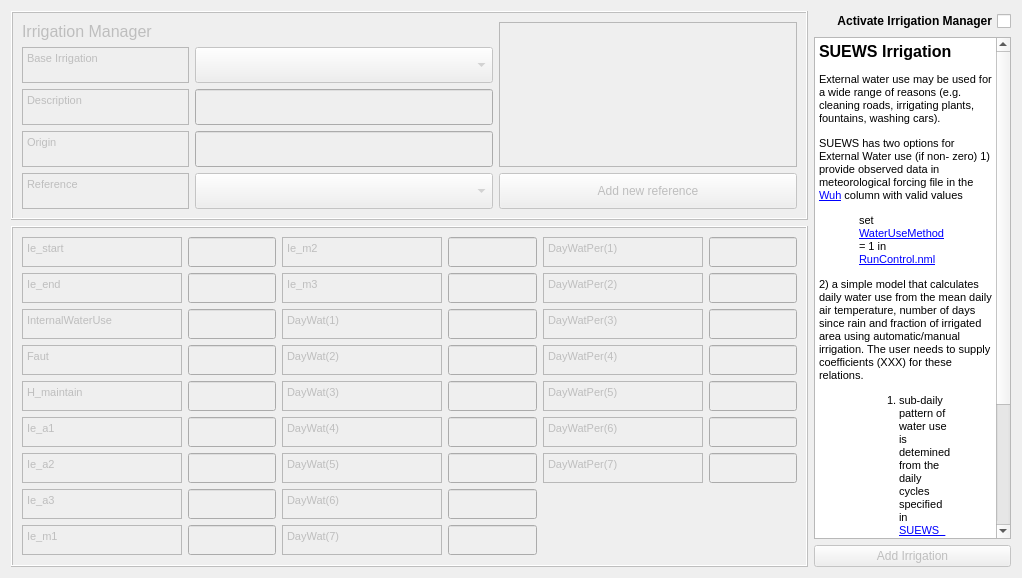
Qt form tabs/irrigation_tab.ui (gusbacos/suews_database_manager) before a commit.
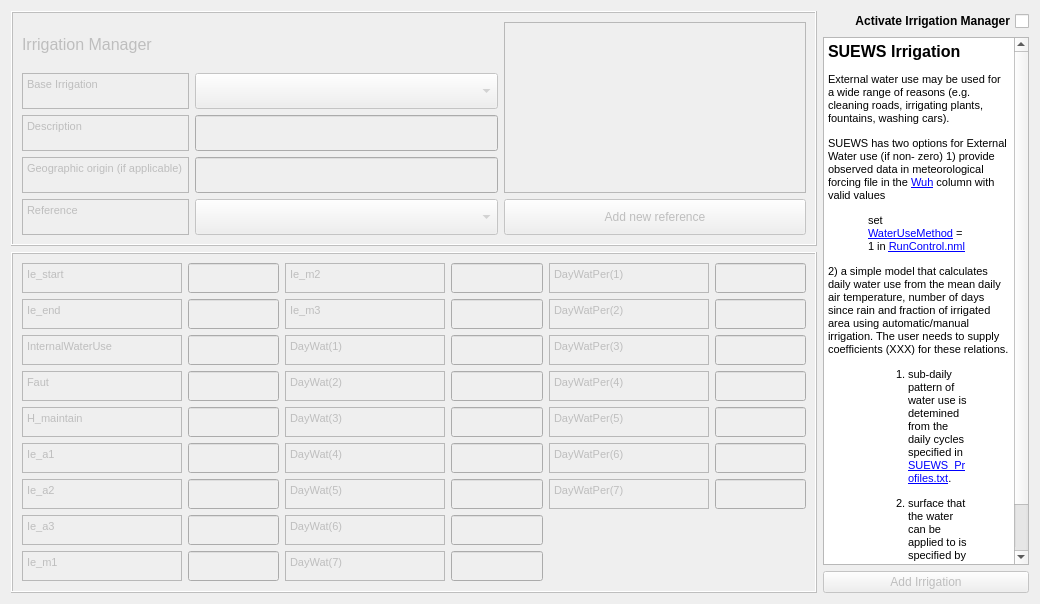
The same form after that commit. Custom widgets are drawn as their Qt base class.

The edit to the form file:
```diff
--- a/tabs/irrigation_tab.ui
+++ b/tabs/irrigation_tab.ui
@@ -6,8 +6,8 @@
    <rect>
     <x>0</x>
     <y>0</y>
-    <width>1022</width>
-    <height>574</height>
+    <width>1040</width>
+    <height>604</height>
    </rect>
   </property>
   <property name="sizePolicy">
@@ -89,7 +89,7 @@
          <string>&lt;!DOCTYPE HTML PUBLIC &quot;-//W3C//DTD HTML 4.0//EN&quot; &quot;http://www.w3.org/TR/REC-html40/strict.dtd&quot;&gt;
 &lt;html&gt;&lt;head&gt;&lt;meta name=&quot;qrichtext&quot; content=&quot;1&quot; /&gt;&lt;style type=&quot;text/css&quot;&gt;
 p, li { white-space: pre-wrap; }
-&lt;/style&gt;&lt;/head&gt;&lt;body style=&quot; font-family:'MS Shell Dlg 2'; font-size:8.25pt; font-weight:400; font-style:normal;&quot;&gt;
+&lt;/style&gt;&lt;/head&gt;&lt;body style=&quot; font-family:'MS Shell Dlg 2'; font-size:7.8pt; font-weight:400; font-style:normal;&quot;&gt;
 &lt;p style=&quot; margin-top:0px; margin-bottom:0px; margin-left:0px; margin-right:0px; -qt-block-indent:0; text-indent:0px;&quot;&gt;&lt;span style=&quot; font-size:8pt;&quot;&gt;Base Irrigation&lt;/span&gt;&lt;/p&gt;&lt;/body&gt;&lt;/html&gt;</string>
         </property>
        </widget>
@@ -134,7 +134,7 @@
          <string>&lt;!DOCTYPE HTML PUBLIC &quot;-//W3C//DTD HTML 4.0//EN&quot; &quot;http://www.w3.org/TR/REC-html40/strict.dtd&quot;&gt;
 &lt;html&gt;&lt;head&gt;&lt;meta name=&quot;qrichtext&quot; content=&quot;1&quot; /&gt;&lt;style type=&quot;text/css&quot;&gt;
 p, li { white-space: pre-wrap; }
-&lt;/style&gt;&lt;/head&gt;&lt;body style=&quot; font-family:'MS Shell Dlg 2'; font-size:8.25pt; font-weight:400; font-style:normal;&quot;&gt;
+&lt;/style&gt;&lt;/head&gt;&lt;body style=&quot; font-family:'MS Shell Dlg 2'; font-size:7.8pt; font-weight:400; font-style:normal;&quot;&gt;
 &lt;p style=&quot; margin-top:0px; margin-bottom:0px; margin-left:0px; margin-right:0px; -qt-block-indent:0; text-indent:0px;&quot;&gt;&lt;span style=&quot; font-size:8pt;&quot;&gt;Description&lt;/span&gt;&lt;/p&gt;&lt;/body&gt;&lt;/html&gt;</string>
         </property>
        </widget>
@@ -179,8 +179,8 @@
          <string>&lt;!DOCTYPE HTML PUBLIC &quot;-//W3C//DTD HTML 4.0//EN&quot; &quot;http://www.w3.org/TR/REC-html40/strict.dtd&quot;&gt;
 &lt;html&gt;&lt;head&gt;&lt;meta name=&quot;qrichtext&quot; content=&quot;1&quot; /&gt;&lt;style type=&quot;text/css&quot;&gt;
 p, li { white-space: pre-wrap; }
-&lt;/style&gt;&lt;/head&gt;&lt;body style=&quot; font-family:'MS Shell Dlg 2'; font-size:8.25pt; font-weight:400; font-style:normal;&quot;&gt;
-&lt;p style=&quot; margin-top:0px; margin-bottom:0px; margin-left:0px; margin-right:0px; -qt-block-indent:0; text-indent:0px;&quot;&gt;&lt;span style=&quot; font-size:8pt;&quot;&gt;Origin&lt;/span&gt;&lt;/p&gt;&lt;/body&gt;&lt;/html&gt;</string>
+&lt;/style&gt;&lt;/head&gt;&lt;body style=&quot; font-family:'MS Shell Dlg 2'; font-size:7.8pt; font-weight:400; font-style:normal;&quot;&gt;
+&lt;p style=&quot; margin-top:0px; margin-bottom:0px; margin-left:0px; margin-right:0px; -qt-block-indent:0; text-indent:0px;&quot;&gt;&lt;span style=&quot; font-size:8pt;&quot;&gt;Geographic origin (if applicable)&lt;/span&gt;&lt;/p&gt;&lt;/body&gt;&lt;/html&gt;</string>
         </property>
        </widget>
       </item>
@@ -221,7 +221,7 @@
          <string>&lt;!DOCTYPE HTML PUBLIC &quot;-//W3C//DTD HTML 4.0//EN&quot; &quot;http://www.w3.org/TR/REC-html40/strict.dtd&quot;&gt;
 &lt;html&gt;&lt;head&gt;&lt;meta name=&quot;qrichtext&quot; content=&quot;1&quot; /&gt;&lt;style type=&quot;text/css&quot;&gt;
 p, li { white-space: pre-wrap; }
-&lt;/style&gt;&lt;/head&gt;&lt;body style=&quot; font-family:'MS Shell Dlg 2'; font-size:8.25pt; font-weight:400; font-style:normal;&quot;&gt;
+&lt;/style&gt;&lt;/head&gt;&lt;body style=&quot; font-family:'MS Shell Dlg 2'; font-size:7.8pt; font-weight:400; font-style:normal;&quot;&gt;
 &lt;p style=&quot; margin-top:0px; margin-bottom:0px; margin-left:0px; margin-right:0px; -qt-block-indent:0; text-indent:0px;&quot;&gt;&lt;span style=&quot; font-size:8pt;&quot;&gt;Reference&lt;/span&gt;&lt;/p&gt;&lt;/body&gt;&lt;/html&gt;</string>
         </property>
        </widget>
@@ -304,7 +304,7 @@
       <string>&lt;!DOCTYPE HTML PUBLIC &quot;-//W3C//DTD HTML 4.0//EN&quot; &quot;http://www.w3.org/TR/REC-html40/strict.dtd&quot;&gt;
 &lt;html&gt;&lt;head&gt;&lt;meta name=&quot;qrichtext&quot; content=&quot;1&quot; /&gt;&lt;style type=&quot;text/css&quot;&gt;
 p, li { white-space: pre-wrap; }
-&lt;/style&gt;&lt;/head&gt;&lt;body style=&quot; font-family:'MS Shell Dlg 2'; font-size:8.25pt; font-weight:400; font-style:normal;&quot;&gt;
+&lt;/style&gt;&lt;/head&gt;&lt;body style=&quot; font-family:'MS Shell Dlg 2'; font-size:7.8pt; font-weight:400; font-style:normal;&quot;&gt;
 &lt;p style=&quot; margin-top:12px; margin-bottom:12px; margin-left:0px; margin-right:0px; -qt-block-indent:0; text-indent:0px;&quot;&gt;&lt;span style=&quot; font-size:12pt; font-weight:600;&quot;&gt;SUEWS Irrigation&lt;/span&gt;&lt;/p&gt;
 &lt;p style=&quot; margin-top:12px; margin-bottom:12px; margin-left:0px; margin-right:0px; -qt-block-indent:0; text-indent:0px;&quot;&gt;&lt;span style=&quot; font-size:8pt;&quot;&gt;External water use may be used for a wide range of reasons (e.g. cleaning roads, irrigating plants, fountains, washing cars).&lt;/span&gt;&lt;/p&gt;
 &lt;p style=&quot; margin-top:12px; margin-bottom:12px; margin-left:0px; margin-right:0px; -qt-block-indent:0; text-indent:0px;&quot;&gt;&lt;span style=&quot; font-size:8pt;&quot;&gt;SUEWS has two options for External Water use (if non- zero) 1) provide observed data in meteorological forcing file in the &lt;/span&gt;&lt;a href=&quot;https://suews.readthedocs.io/en/latest/input_files/SUEWS_SiteInfo/Input_Options.html#cmdoption-arg-Wuh&quot;&gt;&lt;span style=&quot; font-family:'Courier New'; font-size:8pt; text-decoration: underline; color:#0000ff;&quot;&gt;Wuh&lt;/span&gt;&lt;/a&gt;&lt;span style=&quot; font-size:8pt;&quot;&gt; column with valid values&lt;/span&gt;&lt;/p&gt;
@@ -417,7 +417,7 @@
             <string>&lt;!DOCTYPE HTML PUBLIC &quot;-//W3C//DTD HTML 4.0//EN&quot; &quot;http://www.w3.org/TR/REC-html40/strict.dtd&quot;&gt;
 &lt;html&gt;&lt;head&gt;&lt;meta name=&quot;qrichtext&quot; content=&quot;1&quot; /&gt;&lt;style type=&quot;text/css&quot;&gt;
 p, li { white-space: pre-wrap; }
-&lt;/style&gt;&lt;/head&gt;&lt;body style=&quot; font-family:'MS Shell Dlg 2'; font-size:8.25pt; font-weight:400; font-style:normal;&quot;&gt;
+&lt;/style&gt;&lt;/head&gt;&lt;body style=&quot; font-family:'MS Shell Dlg 2'; font-size:7.8pt; font-weight:400; font-style:normal;&quot;&gt;
 &lt;p style=&quot; margin-top:12px; margin-bottom:12px; margin-left:0px; margin-right:0px; -qt-block-indent:0; text-indent:0px;&quot;&gt;&lt;span style=&quot; font-size:8pt;&quot;&gt;DayWatPer(3)&lt;/span&gt;&lt;/p&gt;&lt;/body&gt;&lt;/html&gt;</string>
            </property>
           </widget>
@@ -523,7 +523,7 @@
             <string>&lt;!DOCTYPE HTML PUBLIC &quot;-//W3C//DTD HTML 4.0//EN&quot; &quot;http://www.w3.org/TR/REC-html40/strict.dtd&quot;&gt;
 &lt;html&gt;&lt;head&gt;&lt;meta name=&quot;qrichtext&quot; content=&quot;1&quot; /&gt;&lt;style type=&quot;text/css&quot;&gt;
 p, li { white-space: pre-wrap; }
-&lt;/style&gt;&lt;/head&gt;&lt;body style=&quot; font-family:'MS Shell Dlg 2'; font-size:8.25pt; font-weight:400; font-style:normal;&quot;&gt;
+&lt;/style&gt;&lt;/head&gt;&lt;body style=&quot; font-family:'MS Shell Dlg 2'; font-size:7.8pt; font-weight:400; font-style:normal;&quot;&gt;
 &lt;p style=&quot; margin-top:12px; margin-bottom:12px; margin-left:0px; margin-right:0px; -qt-block-indent:0; text-indent:0px;&quot;&gt;&lt;span style=&quot; font-size:8pt;&quot;&gt;DayWatPer(2)&lt;/span&gt;&lt;/p&gt;&lt;/body&gt;&lt;/html&gt;</string>
            </property>
           </widget>
@@ -555,7 +555,7 @@
             <string>&lt;!DOCTYPE HTML PUBLIC &quot;-//W3C//DTD HTML 4.0//EN&quot; &quot;http://www.w3.org/TR/REC-html40/strict.dtd&quot;&gt;
 &lt;html&gt;&lt;head&gt;&lt;meta name=&quot;qrichtext&quot; content=&quot;1&quot; /&gt;&lt;style type=&quot;text/css&quot;&gt;
 p, li { white-space: pre-wrap; }
-&lt;/style&gt;&lt;/head&gt;&lt;body style=&quot; font-family:'MS Shell Dlg 2'; font-size:8.25pt; font-weight:400; font-style:normal;&quot;&gt;
+&lt;/style&gt;&lt;/head&gt;&lt;body style=&quot; font-family:'MS Shell Dlg 2'; font-size:7.8pt; font-weight:400; font-style:normal;&quot;&gt;
 &lt;p style=&quot; margin-top:0px; margin-bottom:0px; margin-left:0px; margin-right:0px; -qt-block-indent:0; text-indent:0px;&quot;&gt;&lt;span style=&quot; font-size:8pt;&quot;&gt;InternalWaterUse&lt;/span&gt;&lt;/p&gt;&lt;/body&gt;&lt;/html&gt;</string>
            </property>
           </widget>
@@ -635,7 +635,7 @@
             <string>&lt;!DOCTYPE HTML PUBLIC &quot;-//W3C//DTD HTML 4.0//EN&quot; &quot;http://www.w3.org/TR/REC-html40/strict.dtd&quot;&gt;
 &lt;html&gt;&lt;head&gt;&lt;meta name=&quot;qrichtext&quot; content=&quot;1&quot; /&gt;&lt;style type=&quot;text/css&quot;&gt;
 p, li { white-space: pre-wrap; }
-&lt;/style&gt;&lt;/head&gt;&lt;body style=&quot; font-family:'MS Shell Dlg 2'; font-size:8.25pt; font-weight:400; font-style:normal;&quot;&gt;
+&lt;/style&gt;&lt;/head&gt;&lt;body style=&quot; font-family:'MS Shell Dlg 2'; font-size:7.8pt; font-weight:400; font-style:normal;&quot;&gt;
 &lt;p style=&quot; margin-top:0px; margin-bottom:0px; margin-left:0px; margin-right:0px; -qt-block-indent:0; text-indent:0px;&quot;&gt;&lt;span style=&quot; font-size:8pt;&quot;&gt;DayWat(1)&lt;/span&gt;&lt;/p&gt;&lt;/body&gt;&lt;/html&gt;</string>
            </property>
           </widget>
@@ -667,7 +667,7 @@
             <string>&lt;!DOCTYPE HTML PUBLIC &quot;-//W3C//DTD HTML 4.0//EN&quot; &quot;http://www.w3.org/TR/REC-html40/strict.dtd&quot;&gt;
 &lt;html&gt;&lt;head&gt;&lt;meta name=&quot;qrichtext&quot; content=&quot;1&quot; /&gt;&lt;style type=&quot;text/css&quot;&gt;
 p, li { white-space: pre-wrap; }
-&lt;/style&gt;&lt;/head&gt;&lt;body style=&quot; font-family:'MS Shell Dlg 2'; font-size:8.25pt; font-weight:400; font-style:normal;&quot;&gt;
+&lt;/style&gt;&lt;/head&gt;&lt;body style=&quot; font-family:'MS Shell Dlg 2'; font-size:7.8pt; font-weight:400; font-style:normal;&quot;&gt;
 &lt;p style=&quot; margin-top:0px; margin-bottom:0px; margin-left:0px; margin-right:0px; -qt-block-indent:0; text-indent:0px;&quot;&gt;&lt;span style=&quot; font-size:8pt;&quot;&gt;Ie_m3&lt;/span&gt;&lt;/p&gt;&lt;/body&gt;&lt;/html&gt;</string>
            </property>
           </widget>
@@ -725,7 +725,7 @@
             <string>&lt;!DOCTYPE HTML PUBLIC &quot;-//W3C//DTD HTML 4.0//EN&quot; &quot;http://www.w3.org/TR/REC-html40/strict.dtd&quot;&gt;
 &lt;html&gt;&lt;head&gt;&lt;meta name=&quot;qrichtext&quot; content=&quot;1&quot; /&gt;&lt;style type=&quot;text/css&quot;&gt;
 p, li { white-space: pre-wrap; }
-&lt;/style&gt;&lt;/head&gt;&lt;body style=&quot; font-family:'MS Shell Dlg 2'; font-size:8.25pt; font-weight:400; font-style:normal;&quot;&gt;
+&lt;/style&gt;&lt;/head&gt;&lt;body style=&quot; font-family:'MS Shell Dlg 2'; font-size:7.8pt; font-weight:400; font-style:normal;&quot;&gt;
 &lt;p style=&quot; margin-top:12px; margin-bottom:12px; margin-left:0px; margin-right:0px; -qt-block-indent:0; text-indent:0px;&quot;&gt;&lt;span style=&quot; font-size:8pt;&quot;&gt;DayWatPer(6)&lt;/span&gt;&lt;/p&gt;&lt;/body&gt;&lt;/html&gt;</string>
            </property>
           </widget>
@@ -757,7 +757,7 @@
             <string>&lt;!DOCTYPE HTML PUBLIC &quot;-//W3C//DTD HTML 4.0//EN&quot; &quot;http://www.w3.org/TR/REC-html40/strict.dtd&quot;&gt;
 &lt;html&gt;&lt;head&gt;&lt;meta name=&quot;qrichtext&quot; content=&quot;1&quot; /&gt;&lt;style type=&quot;text/css&quot;&gt;
 p, li { white-space: pre-wrap; }
-&lt;/style&gt;&lt;/head&gt;&lt;body style=&quot; font-family:'MS Shell Dlg 2'; font-size:8.25pt; font-weight:400; font-style:normal;&quot;&gt;
+&lt;/style&gt;&lt;/head&gt;&lt;body style=&quot; font-family:'MS Shell Dlg 2'; font-size:7.8pt; font-weight:400; font-style:normal;&quot;&gt;
 &lt;p style=&quot; margin-top:12px; margin-bottom:12px; margin-left:0px; margin-right:0px; -qt-block-indent:0; text-indent:0px;&quot;&gt;&lt;span style=&quot; font-size:8pt;&quot;&gt;DayWatPer(7)&lt;/span&gt;&lt;/p&gt;&lt;/body&gt;&lt;/html&gt;</string>
            </property>
           </widget>
@@ -789,7 +789,7 @@
             <string>&lt;!DOCTYPE HTML PUBLIC &quot;-//W3C//DTD HTML 4.0//EN&quot; &quot;http://www.w3.org/TR/REC-html40/strict.dtd&quot;&gt;
 &lt;html&gt;&lt;head&gt;&lt;meta name=&quot;qrichtext&quot; content=&quot;1&quot; /&gt;&lt;style type=&quot;text/css&quot;&gt;
 p, li { white-space: pre-wrap; }
-&lt;/style&gt;&lt;/head&gt;&lt;body style=&quot; font-family:'MS Shell Dlg 2'; font-size:8.25pt; font-weight:400; font-style:normal;&quot;&gt;
+&lt;/style&gt;&lt;/head&gt;&lt;body style=&quot; font-family:'MS Shell Dlg 2'; font-size:7.8pt; font-weight:400; font-style:normal;&quot;&gt;
 &lt;p style=&quot; margin-top:0px; margin-bottom:0px; margin-left:0px; margin-right:0px; -qt-block-indent:0; text-indent:0px;&quot;&gt;&lt;span style=&quot; font-size:8pt;&quot;&gt;DayWat(3)&lt;/span&gt;&lt;/p&gt;&lt;/body&gt;&lt;/html&gt;</string>
            </property>
           </widget>
@@ -821,7 +821,7 @@
             <string>&lt;!DOCTYPE HTML PUBLIC &quot;-//W3C//DTD HTML 4.0//EN&quot; &quot;http://www.w3.org/TR/REC-html40/strict.dtd&quot;&gt;
 &lt;html&gt;&lt;head&gt;&lt;meta name=&quot;qrichtext&quot; content=&quot;1&quot; /&gt;&lt;style type=&quot;text/css&quot;&gt;
 p, li { white-space: pre-wrap; }
-&lt;/style&gt;&lt;/head&gt;&lt;body style=&quot; font-family:'MS Shell Dlg 2'; font-size:8.25pt; font-weight:400; font-style:normal;&quot;&gt;
+&lt;/style&gt;&lt;/head&gt;&lt;body style=&quot; font-family:'MS Shell Dlg 2'; font-size:7.8pt; font-weight:400; font-style:normal;&quot;&gt;
 &lt;p style=&quot; margin-top:0px; margin-bottom:0px; margin-left:0px; margin-right:0px; -qt-block-indent:0; text-indent:0px;&quot;&gt;&lt;span style=&quot; font-size:8pt;&quot;&gt;Faut&lt;/span&gt;&lt;/p&gt;&lt;/body&gt;&lt;/html&gt;</string>
            </property>
           </widget>
@@ -901,7 +901,7 @@
             <string>&lt;!DOCTYPE HTML PUBLIC &quot;-//W3C//DTD HTML 4.0//EN&quot; &quot;http://www.w3.org/TR/REC-html40/strict.dtd&quot;&gt;
 &lt;html&gt;&lt;head&gt;&lt;meta name=&quot;qrichtext&quot; content=&quot;1&quot; /&gt;&lt;style type=&quot;text/css&quot;&gt;
 p, li { white-space: pre-wrap; }
-&lt;/style&gt;&lt;/head&gt;&lt;body style=&quot; font-family:'MS Shell Dlg 2'; font-size:8.25pt; font-weight:400; font-style:normal;&quot;&gt;
+&lt;/style&gt;&lt;/head&gt;&lt;body style=&quot; font-family:'MS Shell Dlg 2'; font-size:7.8pt; font-weight:400; font-style:normal;&quot;&gt;
 &lt;p style=&quot; margin-top:0px; margin-bottom:0px; margin-left:0px; margin-right:0px; -qt-block-indent:0; text-indent:0px;&quot;&gt;&lt;span style=&quot; font-size:8pt;&quot;&gt;Ie_a3&lt;/span&gt;&lt;/p&gt;&lt;/body&gt;&lt;/html&gt;</string>
            </property>
           </widget>
@@ -959,7 +959,7 @@
             <string>&lt;!DOCTYPE HTML PUBLIC &quot;-//W3C//DTD HTML 4.0//EN&quot; &quot;http://www.w3.org/TR/REC-html40/strict.dtd&quot;&gt;
 &lt;html&gt;&lt;head&gt;&lt;meta name=&quot;qrichtext&quot; content=&quot;1&quot; /&gt;&lt;style type=&quot;text/css&quot;&gt;
 p, li { white-space: pre-wrap; }
-&lt;/style&gt;&lt;/head&gt;&lt;body style=&quot; font-family:'MS Shell Dlg 2'; font-size:8.25pt; font-weight:400; font-style:normal;&quot;&gt;
+&lt;/style&gt;&lt;/head&gt;&lt;body style=&quot; font-family:'MS Shell Dlg 2'; font-size:7.8pt; font-weight:400; font-style:normal;&quot;&gt;
 &lt;p style=&quot; margin-top:12px; margin-bottom:12px; margin-left:0px; margin-right:0px; -qt-block-indent:0; text-indent:0px;&quot;&gt;&lt;span style=&quot; font-size:8pt;&quot;&gt;DayWatPer(5)&lt;/span&gt;&lt;/p&gt;&lt;/body&gt;&lt;/html&gt;</string>
            </property>
           </widget>
@@ -991,7 +991,7 @@
             <string>&lt;!DOCTYPE HTML PUBLIC &quot;-//W3C//DTD HTML 4.0//EN&quot; &quot;http://www.w3.org/TR/REC-html40/strict.dtd&quot;&gt;
 &lt;html&gt;&lt;head&gt;&lt;meta name=&quot;qrichtext&quot; content=&quot;1&quot; /&gt;&lt;style type=&quot;text/css&quot;&gt;
 p, li { white-space: pre-wrap; }
-&lt;/style&gt;&lt;/head&gt;&lt;body style=&quot; font-family:'MS Shell Dlg 2'; font-size:8.25pt; font-weight:400; font-style:normal;&quot;&gt;
+&lt;/style&gt;&lt;/head&gt;&lt;body style=&quot; font-family:'MS Shell Dlg 2'; font-size:7.8pt; font-weight:400; font-style:normal;&quot;&gt;
 &lt;p style=&quot; margin-top:0px; margin-bottom:0px; margin-left:0px; margin-right:0px; -qt-block-indent:0; text-indent:0px;&quot;&gt;&lt;span style=&quot; font-size:8pt;&quot;&gt;DayWat(4)&lt;/span&gt;&lt;/p&gt;&lt;/body&gt;&lt;/html&gt;</string>
            </property>
           </widget>
@@ -1143,7 +1143,7 @@
             <string>&lt;!DOCTYPE HTML PUBLIC &quot;-//W3C//DTD HTML 4.0//EN&quot; &quot;http://www.w3.org/TR/REC-html40/strict.dtd&quot;&gt;
 &lt;html&gt;&lt;head&gt;&lt;meta name=&quot;qrichtext&quot; content=&quot;1&quot; /&gt;&lt;style type=&quot;text/css&quot;&gt;
 p, li { white-space: pre-wrap; }
-&lt;/style&gt;&lt;/head&gt;&lt;body style=&quot; font-family:'MS Shell Dlg 2'; font-size:8.25pt; font-weight:400; font-style:normal;&quot;&gt;
+&lt;/style&gt;&lt;/head&gt;&lt;body style=&quot; font-family:'MS Shell Dlg 2'; font-size:7.8pt; font-weight:400; font-style:normal;&quot;&gt;
 &lt;p style=&quot; margin-top:12px; margin-bottom:12px; margin-left:0px; margin-right:0px; -qt-block-indent:0; text-indent:0px;&quot;&gt;&lt;span style=&quot; font-size:8pt;&quot;&gt;DayWatPer(4)&lt;/span&gt;&lt;/p&gt;&lt;/body&gt;&lt;/html&gt;</string>
            </property>
           </widget>
@@ -1197,7 +1197,7 @@
             <string>&lt;!DOCTYPE HTML PUBLIC &quot;-//W3C//DTD HTML 4.0//EN&quot; &quot;http://www.w3.org/TR/REC-html40/strict.dtd&quot;&gt;
 &lt;html&gt;&lt;head&gt;&lt;meta name=&quot;qrichtext&quot; content=&quot;1&quot; /&gt;&lt;style type=&quot;text/css&quot;&gt;
 p, li { white-space: pre-wrap; }
-&lt;/style&gt;&lt;/head&gt;&lt;body style=&quot; font-family:'MS Shell Dlg 2'; font-size:8.25pt; font-weight:400; font-style:normal;&quot;&gt;
+&lt;/style&gt;&lt;/head&gt;&lt;body style=&quot; font-family:'MS Shell Dlg 2'; font-size:7.8pt; font-weight:400; font-style:normal;&quot;&gt;
 &lt;p style=&quot; margin-top:0px; margin-bottom:0px; margin-left:0px; margin-right:0px; -qt-block-indent:0; text-indent:0px;&quot;&gt;&lt;span style=&quot; font-size:8pt;&quot;&gt;H_maintain&lt;/span&gt;&lt;/p&gt;&lt;/body&gt;&lt;/html&gt;</string>
            </property>
           </widget>
@@ -1273,7 +1273,7 @@
             <string>&lt;!DOCTYPE HTML PUBLIC &quot;-//W3C//DTD HTML 4.0//EN&quot; &quot;http://www.w3.org/TR/REC-html40/strict.dtd&quot;&gt;
 &lt;html&gt;&lt;head&gt;&lt;meta name=&quot;qrichtext&quot; content=&quot;1&quot; /&gt;&lt;style type=&quot;text/css&quot;&gt;
 p, li { white-space: pre-wrap; }
-&lt;/style&gt;&lt;/head&gt;&lt;body style=&quot; font-family:'MS Shell Dlg 2'; font-size:8.25pt; font-weight:400; font-style:normal;&quot;&gt;
+&lt;/style&gt;&lt;/head&gt;&lt;body style=&quot; font-family:'MS Shell Dlg 2'; font-size:7.8pt; font-weight:400; font-style:normal;&quot;&gt;
 &lt;p style=&quot; margin-top:0px; margin-bottom:0px; margin-left:0px; margin-right:0px; -qt-block-indent:0; text-indent:0px;&quot;&gt;&lt;span style=&quot; font-size:8pt;&quot;&gt;Ie_a1&lt;/span&gt;&lt;/p&gt;&lt;/body&gt;&lt;/html&gt;</string>
            </property>
           </widget>
@@ -1305,7 +1305,7 @@
             <string>&lt;!DOCTYPE HTML PUBLIC &quot;-//W3C//DTD HTML 4.0//EN&quot; &quot;http://www.w3.org/TR/REC-html40/strict.dtd&quot;&gt;
 &lt;html&gt;&lt;head&gt;&lt;meta name=&quot;qrichtext&quot; content=&quot;1&quot; /&gt;&lt;style type=&quot;text/css&quot;&gt;
 p, li { white-space: pre-wrap; }
-&lt;/style&gt;&lt;/head&gt;&lt;body style=&quot; font-family:'MS Shell Dlg 2'; font-size:8.25pt; font-weight:400; font-style:normal;&quot;&gt;
+&lt;/style&gt;&lt;/head&gt;&lt;body style=&quot; font-family:'MS Shell Dlg 2'; font-size:7.8pt; font-weight:400; font-style:normal;&quot;&gt;
 &lt;p style=&quot; margin-top:0px; margin-bottom:0px; margin-left:0px; margin-right:0px; -qt-block-indent:0; text-indent:0px;&quot;&gt;&lt;span style=&quot; font-size:8pt;&quot;&gt;Ie_a2&lt;/span&gt;&lt;/p&gt;&lt;/body&gt;&lt;/html&gt;</string>
            </property>
           </widget>
@@ -1337,7 +1337,7 @@
             <string>&lt;!DOCTYPE HTML PUBLIC &quot;-//W3C//DTD HTML 4.0//EN&quot; &quot;http://www.w3.org/TR/REC-html40/strict.dtd&quot;&gt;
 &lt;html&gt;&lt;head&gt;&lt;meta name=&quot;qrichtext&quot; content=&quot;1&quot; /&gt;&lt;style type=&quot;text/css&quot;&gt;
 p, li { white-space: pre-wrap; }
-&lt;/style&gt;&lt;/head&gt;&lt;body style=&quot; font-family:'MS Shell Dlg 2'; font-size:8.25pt; font-weight:400; font-style:normal;&quot;&gt;
+&lt;/style&gt;&lt;/head&gt;&lt;body style=&quot; font-family:'MS Shell Dlg 2'; font-size:7.8pt; font-weight:400; font-style:normal;&quot;&gt;
 &lt;p style=&quot; margin-top:0px; margin-bottom:0px; margin-left:0px; margin-right:0px; -qt-block-indent:0; text-indent:0px;&quot;&gt;&lt;span style=&quot; font-size:8pt;&quot;&gt;DayWat(5)&lt;/span&gt;&lt;/p&gt;&lt;/body&gt;&lt;/html&gt;</string>
            </property>
           </widget>
@@ -1369,7 +1369,7 @@
             <string>&lt;!DOCTYPE HTML PUBLIC &quot;-//W3C//DTD HTML 4.0//EN&quot; &quot;http://www.w3.org/TR/REC-html40/strict.dtd&quot;&gt;
 &lt;html&gt;&lt;head&gt;&lt;meta name=&quot;qrichtext&quot; content=&quot;1&quot; /&gt;&lt;style type=&quot;text/css&quot;&gt;
 p, li { white-space: pre-wrap; }
-&lt;/style&gt;&lt;/head&gt;&lt;body style=&quot; font-family:'MS Shell Dlg 2'; font-size:8.25pt; font-weight:400; font-style:normal;&quot;&gt;
+&lt;/style&gt;&lt;/head&gt;&lt;body style=&quot; font-family:'MS Shell Dlg 2'; font-size:7.8pt; font-weight:400; font-style:normal;&quot;&gt;
 &lt;p style=&quot; margin-top:0px; margin-bottom:0px; margin-left:0px; margin-right:0px; -qt-block-indent:0; text-indent:0px;&quot;&gt;&lt;span style=&quot; font-size:8pt;&quot;&gt;DayWat(2)&lt;/span&gt;&lt;/p&gt;&lt;/body&gt;&lt;/html&gt;</string>
            </property>
           </widget>
@@ -1401,7 +1401,7 @@
             <string>&lt;!DOCTYPE HTML PUBLIC &quot;-//W3C//DTD HTML 4.0//EN&quot; &quot;http://www.w3.org/TR/REC-html40/strict.dtd&quot;&gt;
 &lt;html&gt;&lt;head&gt;&lt;meta name=&quot;qrichtext&quot; content=&quot;1&quot; /&gt;&lt;style type=&quot;text/css&quot;&gt;
 p, li { white-space: pre-wrap; }
-&lt;/style&gt;&lt;/head&gt;&lt;body style=&quot; font-family:'MS Shell Dlg 2'; font-size:8.25pt; font-weight:400; font-style:normal;&quot;&gt;
+&lt;/style&gt;&lt;/head&gt;&lt;body style=&quot; font-family:'MS Shell Dlg 2'; font-size:7.8pt; font-weight:400; font-style:normal;&quot;&gt;
 &lt;p style=&quot; margin-top:0px; margin-bottom:0px; margin-left:0px; margin-right:0px; -qt-block-indent:0; text-indent:0px;&quot;&gt;&lt;span style=&quot; font-size:8pt;&quot;&gt;DayWat(7)&lt;/span&gt;&lt;/p&gt;&lt;/body&gt;&lt;/html&gt;</string>
            </property>
           </widget>
@@ -1499,7 +1499,7 @@
             <string>&lt;!DOCTYPE HTML PUBLIC &quot;-//W3C//DTD HTML 4.0//EN&quot; &quot;http://www.w3.org/TR/REC-html40/strict.dtd&quot;&gt;
 &lt;html&gt;&lt;head&gt;&lt;meta name=&quot;qrichtext&quot; content=&quot;1&quot; /&gt;&lt;style type=&quot;text/css&quot;&gt;
 p, li { white-space: pre-wrap; }
-&lt;/style&gt;&lt;/head&gt;&lt;body style=&quot; font-family:'MS Shell Dlg 2'; font-size:8.25pt; font-weight:400; font-style:normal;&quot;&gt;
+&lt;/style&gt;&lt;/head&gt;&lt;body style=&quot; font-family:'MS Shell Dlg 2'; font-size:7.8pt; font-weight:400; font-style:normal;&quot;&gt;
 &lt;p style=&quot; margin-top:0px; margin-bottom:0px; margin-left:0px; margin-right:0px; -qt-block-indent:0; text-indent:0px;&quot;&gt;&lt;span style=&quot; font-size:8pt;&quot;&gt;Ie_m1&lt;/span&gt;&lt;/p&gt;&lt;/body&gt;&lt;/html&gt;</string>
            </property>
           </widget>
@@ -1557,7 +1557,7 @@
             <string>&lt;!DOCTYPE HTML PUBLIC &quot;-//W3C//DTD HTML 4.0//EN&quot; &quot;http://www.w3.org/TR/REC-html40/strict.dtd&quot;&gt;
 &lt;html&gt;&lt;head&gt;&lt;meta name=&quot;qrichtext&quot; content=&quot;1&quot; /&gt;&lt;style type=&quot;text/css&quot;&gt;
 p, li { white-space: pre-wrap; }
-&lt;/style&gt;&lt;/head&gt;&lt;body style=&quot; font-family:'MS Shell Dlg 2'; font-size:8.25pt; font-weight:400; font-style:normal;&quot;&gt;
+&lt;/style&gt;&lt;/head&gt;&lt;body style=&quot; font-family:'MS Shell Dlg 2'; font-size:7.8pt; font-weight:400; font-style:normal;&quot;&gt;
 &lt;p style=&quot; margin-top:0px; margin-bottom:0px; margin-left:0px; margin-right:0px; -qt-block-indent:0; text-indent:0px;&quot;&gt;&lt;span style=&quot; font-size:8pt;&quot;&gt;DayWat(6)&lt;/span&gt;&lt;/p&gt;&lt;/body&gt;&lt;/html&gt;</string>
            </property>
           </widget>
@@ -1611,7 +1611,7 @@
             <string>&lt;!DOCTYPE HTML PUBLIC &quot;-//W3C//DTD HTML 4.0//EN&quot; &quot;http://www.w3.org/TR/REC-html40/strict.dtd&quot;&gt;
 &lt;html&gt;&lt;head&gt;&lt;meta name=&quot;qrichtext&quot; content=&quot;1&quot; /&gt;&lt;style type=&quot;text/css&quot;&gt;
 p, li { white-space: pre-wrap; }
-&lt;/style&gt;&lt;/head&gt;&lt;body style=&quot; font-family:'MS Shell Dlg 2'; font-size:8.25pt; font-weight:400; font-style:normal;&quot;&gt;
+&lt;/style&gt;&lt;/head&gt;&lt;body style=&quot; font-family:'MS Shell Dlg 2'; font-size:7.8pt; font-weight:400; font-style:normal;&quot;&gt;
 &lt;p style=&quot; margin-top:0px; margin-bottom:0px; margin-left:0px; margin-right:0px; -qt-block-indent:0; text-indent:0px;&quot;&gt;&lt;span style=&quot; font-size:8pt;&quot;&gt;Ie_end&lt;/span&gt;&lt;/p&gt;&lt;/body&gt;&lt;/html&gt;</string>
            </property>
           </widget>
@@ -1643,7 +1643,7 @@
             <string>&lt;!DOCTYPE HTML PUBLIC &quot;-//W3C//DTD HTML 4.0//EN&quot; &quot;http://www.w3.org/TR/REC-html40/strict.dtd&quot;&gt;
 &lt;html&gt;&lt;head&gt;&lt;meta name=&quot;qrichtext&quot; content=&quot;1&quot; /&gt;&lt;style type=&quot;text/css&quot;&gt;
 p, li { white-space: pre-wrap; }
-&lt;/style&gt;&lt;/head&gt;&lt;body style=&quot; font-family:'MS Shell Dlg 2'; font-size:8.25pt; font-weight:400; font-style:normal;&quot;&gt;
+&lt;/style&gt;&lt;/head&gt;&lt;body style=&quot; font-family:'MS Shell Dlg 2'; font-size:7.8pt; font-weight:400; font-style:normal;&quot;&gt;
 &lt;p style=&quot; margin-top:0px; margin-bottom:0px; margin-left:0px; margin-right:0px; -qt-block-indent:0; text-indent:0px;&quot;&gt;&lt;span style=&quot; font-size:8pt;&quot;&gt;Ie_start&lt;/span&gt;&lt;/p&gt;&lt;/body&gt;&lt;/html&gt;</string>
            </property>
           </widget>
@@ -1701,7 +1701,7 @@
             <string>&lt;!DOCTYPE HTML PUBLIC &quot;-//W3C//DTD HTML 4.0//EN&quot; &quot;http://www.w3.org/TR/REC-html40/strict.dtd&quot;&gt;
 &lt;html&gt;&lt;head&gt;&lt;meta name=&quot;qrichtext&quot; content=&quot;1&quot; /&gt;&lt;style type=&quot;text/css&quot;&gt;
 p, li { white-space: pre-wrap; }
-&lt;/style&gt;&lt;/head&gt;&lt;body style=&quot; font-family:'MS Shell Dlg 2'; font-size:8.25pt; font-weight:400; font-style:normal;&quot;&gt;
+&lt;/style&gt;&lt;/head&gt;&lt;body style=&quot; font-family:'MS Shell Dlg 2'; font-size:7.8pt; font-weight:400; font-style:normal;&quot;&gt;
 &lt;p style=&quot; margin-top:0px; margin-bottom:0px; margin-left:0px; margin-right:0px; -qt-block-indent:0; text-indent:0px;&quot;&gt;&lt;span style=&quot; font-size:8pt;&quot;&gt;Ie_m2&lt;/span&gt;&lt;/p&gt;&lt;/body&gt;&lt;/html&gt;</string>
            </property>
           </widget>
@@ -1753,7 +1753,7 @@
             <string>&lt;!DOCTYPE HTML PUBLIC &quot;-//W3C//DTD HTML 4.0//EN&quot; &quot;http://www.w3.org/TR/REC-html40/strict.dtd&quot;&gt;
 &lt;html&gt;&lt;head&gt;&lt;meta name=&quot;qrichtext&quot; content=&quot;1&quot; /&gt;&lt;style type=&quot;text/css&quot;&gt;
 p, li { white-space: pre-wrap; }
-&lt;/style&gt;&lt;/head&gt;&lt;body style=&quot; font-family:'MS Shell Dlg 2'; font-size:8.25pt; font-weight:400; font-style:normal;&quot;&gt;
+&lt;/style&gt;&lt;/head&gt;&lt;body style=&quot; font-family:'MS Shell Dlg 2'; font-size:7.8pt; font-weight:400; font-style:normal;&quot;&gt;
 &lt;p style=&quot; margin-top:12px; margin-bottom:12px; margin-left:0px; margin-right:0px; -qt-block-indent:0; text-indent:0px;&quot;&gt;&lt;span style=&quot; font-size:8pt;&quot;&gt;DayWatPer(1)&lt;/span&gt;&lt;/p&gt;&lt;/body&gt;&lt;/html&gt;</string>
            </property>
           </widget>
```
